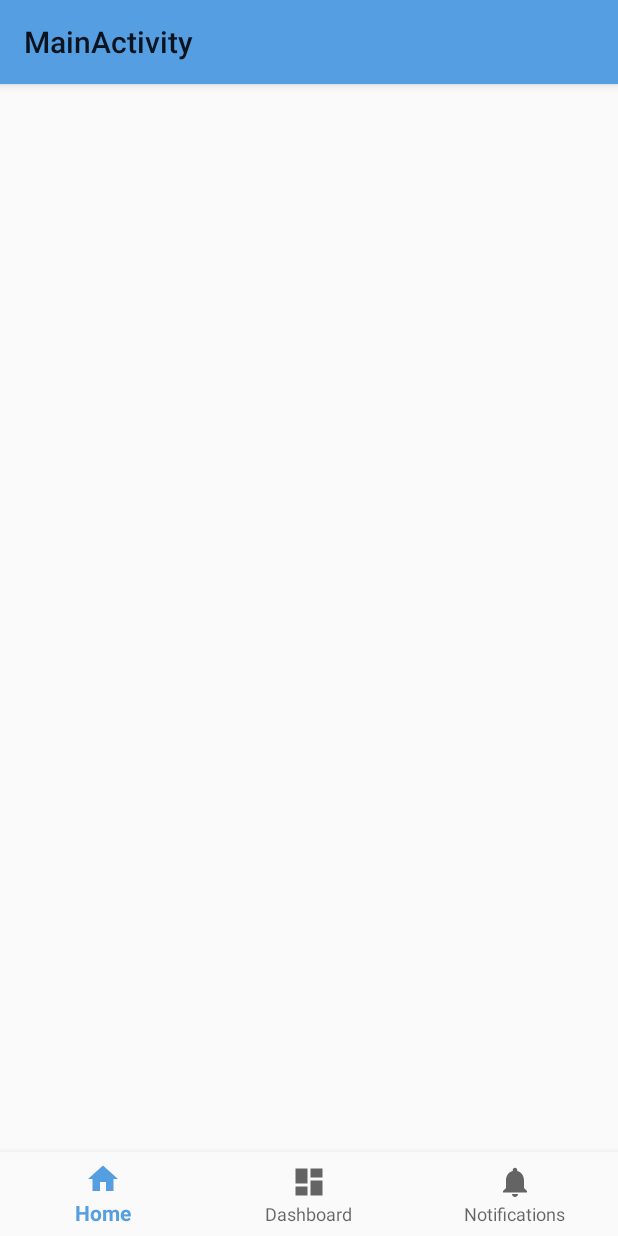
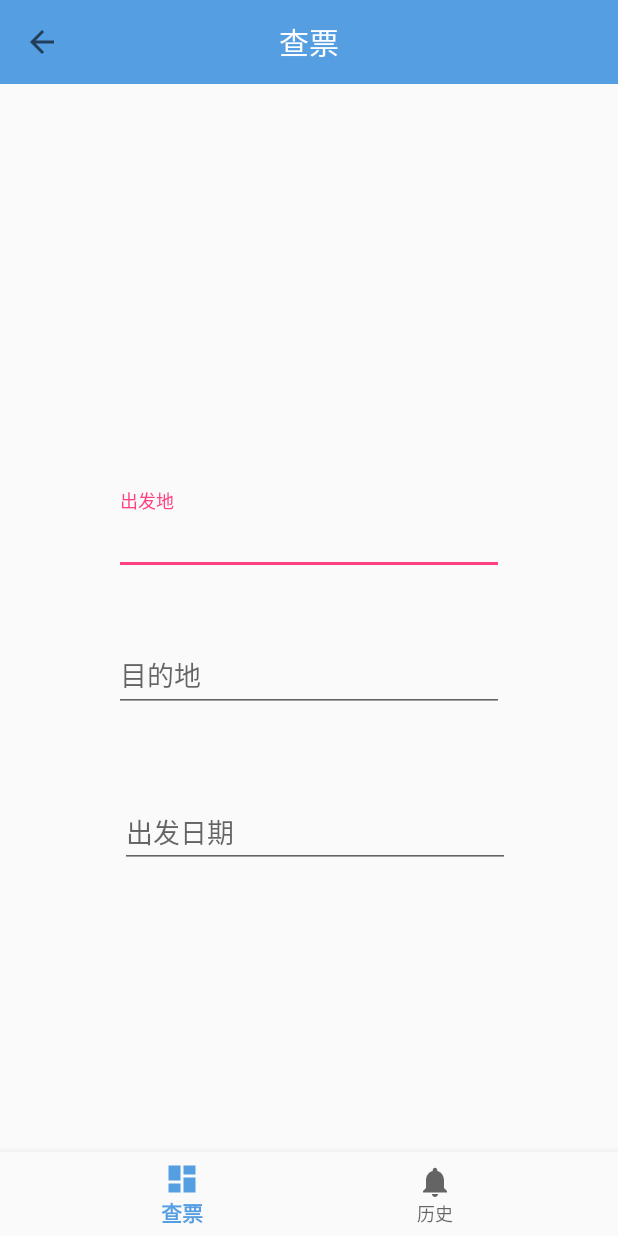
Before and after one commit to Bob-cheng/FindTickets, an Android app: the screen it shows after launch (MainActivity), on a phone screen of 412 x 824 dp. Run offline under Robolectric (Android 15) with nearby library versions, the phone set to English and light mode, and no system bars.

Commit message:
finish main activity

```diff
--- a/app/build.gradle
+++ b/app/build.gradle
@@ -29,5 +29,6 @@ dependencies {
     compile 'com.android.support:appcompat-v7:25.3.1'
     compile 'com.android.support:design:25.3.1'
     compile 'com.android.support:support-vector-drawable:25.3.1'
+    compile 'com.android.support:support-v4:25.3.1'
     testCompile 'junit:junit:4.12'
 }
--- a/app/src/main/AndroidManifest.xml
+++ b/app/src/main/AndroidManifest.xml
@@ -19,7 +19,8 @@
             android:launchMode="singleTask" />
         <activity
             android:name=".MainActivity"
-            android:label="@string/title_activity_main">
+            android:theme="@style/AppThemeNoActionBar"
+            >
             <intent-filter>
                 <action android:name="android.intent.action.MAIN" />
 
--- /dev/null
+++ b/app/src/main/java/space/bobcheng/myapplication/CheckFragment.java
@@ -0,0 +1,29 @@
+package space.bobcheng.myapplication;
+
+
+import android.os.Bundle;
+import android.app.Fragment;
+import android.view.LayoutInflater;
+import android.view.View;
+import android.view.ViewGroup;
+
+
+/**
+ * A simple {@link Fragment} subclass.
+ */
+public class CheckFragment extends Fragment {
+
+
+    public CheckFragment() {
+        // Required empty public constructor
+    }
+
+
+    @Override
+    public View onCreateView(LayoutInflater inflater, ViewGroup container,
+                             Bundle savedInstanceState) {
+        // Inflate the layout for this fragment
+        return inflater.inflate(R.layout.fragment_check, container, false);
+    }
+
+}
--- a/app/src/main/java/space/bobcheng/myapplication/MainActivity.java
+++ b/app/src/main/java/space/bobcheng/myapplication/MainActivity.java
@@ -3,13 +3,19 @@ package space.bobcheng.myapplication;
 import android.os.Bundle;
 import android.support.annotation.NonNull;
 import android.support.design.widget.BottomNavigationView;
+import android.app.Fragment;
 import android.support.v7.app.AppCompatActivity;
+import android.support.v7.widget.Toolbar;
 import android.view.MenuItem;
+import android.view.View;
 import android.widget.TextView;
 
-public class MainActivity extends AppCompatActivity {
-
-    private TextView mTextMessage;
+public class MainActivity extends AppCompatActivity implements HistoryFragment.MyCallback{
+    private Fragment checkfragment;
+    private Fragment historyFragment;
+    private Toolbar toolbar;
+    private TextView title;
+    private BottomNavigationView navigation;
 
     private BottomNavigationView.OnNavigationItemSelectedListener mOnNavigationItemSelectedListener
             = new BottomNavigationView.OnNavigationItemSelectedListener() {
@@ -17,14 +23,13 @@ public class MainActivity extends AppCompatActivity {
         @Override
         public boolean onNavigationItemSelected(@NonNull MenuItem item) {
             switch (item.getItemId()) {
-                case R.id.navigation_home:
-                    mTextMessage.setText(R.string.title_home);
-                    return true;
                 case R.id.navigation_dashboard:
-                    mTextMessage.setText(R.string.title_dashboard);
+                    getFragmentManager().beginTransaction().replace(R.id.content, checkfragment).commit();
+                    title.setText(getResources().getString(R.string.title_check));
                     return true;
                 case R.id.navigation_notifications:
-                    mTextMessage.setText(R.string.title_notifications);
+                    getFragmentManager().beginTransaction().replace(R.id.content, historyFragment).commit();
+                    title.setText(getResources().getString(R.string.title_history));
                     return true;
             }
             return false;
@@ -37,8 +42,31 @@ public class MainActivity extends AppCompatActivity {
         super.onCreate(savedInstanceState);
         setContentView(R.layout.activity_main);
 
-        BottomNavigationView navigation = (BottomNavigationView) findViewById(R.id.navigation);
+        navigation = (BottomNavigationView) findViewById(R.id.navigation);
+        toolbar = (Toolbar) findViewById(R.id.toolbar);
+        checkfragment = new CheckFragment();
+        historyFragment = new HistoryFragment();
+        title = (TextView) findViewById(R.id.title);
+        toolbar.setTitle("");
+        setSupportActionBar(toolbar);
+        // 添加返回按钮
+        if(getSupportActionBar() != null)
+            getSupportActionBar().setDisplayHomeAsUpEnabled(true);
+        toolbar.setNavigationOnClickListener(new View.OnClickListener() {
+            @Override
+            public void onClick(View v) {
+                onBackPressed();
+            }
+        });
+
         navigation.setOnNavigationItemSelectedListener(mOnNavigationItemSelectedListener);
+        navigation.setSelectedItemId(R.id.navigation_dashboard);
+        title.setText(getResources().getString(R.string.title_check));
+
     }
 
+    @Override
+    public void changeFragment() {
+        navigation.setSelectedItemId(R.id.navigation_dashboard);
+    }
 }
--- a/app/src/main/res/layout/activity_main.xml
+++ b/app/src/main/res/layout/activity_main.xml
@@ -7,13 +7,27 @@
     android:layout_height="match_parent"
     android:orientation="vertical"
     tools:context="space.bobcheng.myapplication.MainActivity">
+    <android.support.v7.widget.Toolbar
+        android:id="@+id/toolbar"
+        android:layout_width="match_parent"
+        android:layout_height="?actionBarSize"
+        android:background="?attr/colorPrimary"
+        app:theme="@style/AppTheme">
+        <TextView
+            android:id="@+id/title"
+            android:textColor="@android:color/white"
+            android:layout_width="wrap_content"
+            android:layout_height="wrap_content"
+            android:layout_gravity="center"
+            style="@style/TextAppearance.AppCompat.Widget.ActionBar.Title"
+            android:text="@string/app_name"/>
+    </android.support.v7.widget.Toolbar>
 
-    <FrameLayout
+    <android.support.design.widget.CollapsingToolbarLayout
         android:id="@+id/content"
         android:layout_width="match_parent"
         android:layout_height="0dp"
         android:layout_weight="1" />
-
 
     <android.support.design.widget.BottomNavigationView
         android:id="@+id/navigation"
@@ -22,6 +36,7 @@
         android:layout_gravity="bottom"
         android:background="?android:attr/windowBackground"
         app:menu="@menu/navigation"
+
         />
 
 </LinearLayout>
--- /dev/null
+++ b/app/src/main/res/layout/fragment_check.xml
@@ -0,0 +1,63 @@
+<android.support.constraint.ConstraintLayout xmlns:android="http://schemas.android.com/apk/res/android"
+    xmlns:app="http://schemas.android.com/apk/res-auto"
+    xmlns:tools="http://schemas.android.com/tools"
+    android:layout_width="match_parent"
+    android:layout_height="match_parent"
+    tools:context="space.bobcheng.myapplication.CheckFragment">
+
+
+    <android.support.design.widget.TextInputLayout
+        android:layout_width="260dp"
+        android:layout_height="wrap_content"
+        app:layout_constraintLeft_toLeftOf="parent"
+        app:layout_constraintRight_toRightOf="parent"
+        android:layout_marginStart="8dp"
+        android:layout_marginEnd="8dp"
+        android:layout_marginBottom="35dp"
+        app:layout_constraintBottom_toTopOf="@+id/textInputLayout"
+        android:id="@+id/textInputLayout2">
+
+        <EditText
+            android:id="@+id/check_start"
+            android:layout_width="match_parent"
+            android:layout_height="wrap_content"
+            android:hint="@string/check_start" />
+    </android.support.design.widget.TextInputLayout>
+
+    <android.support.design.widget.TextInputLayout
+        android:layout_width="260dp"
+        android:layout_height="wrap_content"
+        app:layout_constraintRight_toRightOf="@+id/textInputLayout2"
+        app:layout_constraintLeft_toLeftOf="@+id/textInputLayout2"
+        android:id="@+id/textInputLayout"
+        app:layout_constraintHorizontal_bias="0.0"
+        android:layout_marginBottom="56dp"
+        app:layout_constraintBottom_toTopOf="@+id/start_date">
+
+        <EditText
+            android:id="@+id/check_end"
+            android:layout_width="match_parent"
+            android:layout_height="wrap_content"
+            android:layout_weight="1"
+            android:hint="@string/check_end"
+            tools:layout_editor_absoluteX="25dp"
+            tools:layout_editor_absoluteY="97dp" />
+
+    </android.support.design.widget.TextInputLayout>
+
+    <EditText
+        android:id="@+id/start_date"
+        android:layout_width="260dp"
+        android:layout_height="wrap_content"
+        android:layout_weight="1"
+        android:ems="10"
+        android:hint="@string/check_date"
+        android:inputType="date"
+        app:layout_constraintBottom_toBottomOf="parent"
+        android:layout_marginBottom="189dp"
+        android:layout_marginLeft="8dp"
+        app:layout_constraintLeft_toLeftOf="@+id/textInputLayout"
+        android:layout_marginRight="0dp"
+        app:layout_constraintRight_toRightOf="@+id/textInputLayout" />
+
+</android.support.constraint.ConstraintLayout>
--- a/app/src/main/res/menu/navigation.xml
+++ b/app/src/main/res/menu/navigation.xml
@@ -1,19 +1,13 @@
 <?xml version="1.0" encoding="utf-8"?>
 <menu xmlns:android="http://schemas.android.com/apk/res/android">
-
-    <item
-        android:id="@+id/navigation_home"
-        android:icon="@drawable/ic_home_black_24dp"
-        android:title="@string/title_home" />
-
     <item
         android:id="@+id/navigation_dashboard"
         android:icon="@drawable/ic_dashboard_black_24dp"
-        android:title="@string/title_dashboard" />
+        android:title="@string/title_check" />
 
     <item
         android:id="@+id/navigation_notifications"
         android:icon="@drawable/ic_notifications_black_24dp"
-        android:title="@string/title_notifications" />
+        android:title="@string/title_history" />
 
 </menu>
--- a/app/src/main/res/values/strings.xml
+++ b/app/src/main/res/values/strings.xml
@@ -8,8 +8,19 @@
     <string name="passwd_again">请重复密码</string>
     <string name="sign_up">注  册</string>
     <string name="back_to_signin"><u>已经注册？点击登录</u></string>
-    <string name="title_activity_main">MainActivity</string>
-    <string name="title_home">Home</string>
-    <string name="title_dashboard">Dashboard</string>
-    <string name="title_notifications">Notifications</string>
+    <string name="title_check">查票</string>
+    <string name="title_history">历史</string>
+    <string name="check_date">出发日期</string>
+    <string name="check_start">出发地</string>
+    <string name="check_end">目的地</string>
+    <string name="check_traintype">车辆类型</string>
+    <string name="train1">动车</string>
+    <string name="train2">高铁</string>
+    <string name="train3">快速</string>
+    <string name="train4">特快</string>
+    <string name="train5">直达</string>
+
+
+
+
 </resources>
--- a/app/src/main/res/values/styles.xml
+++ b/app/src/main/res/values/styles.xml
@@ -9,4 +9,11 @@
         <item name="colorAccent">@color/colorAccent</item>
     </style>
 
+    <style name="AppThemeNoActionBar" parent="Theme.AppCompat.Light.NoActionBar">
+        <!-- Customize your theme here. -->
+        <item name="colorPrimary">@color/colorPrimary</item>
+        <item name="colorPrimaryDark">@color/colorPrimaryDark</item>
+        <item name="colorAccent">@color/colorAccent</item>
+    </style>
+
 </resources>
```
Also changed, not shown: app/src/main/java/space/bobcheng/myapplication/HistoryFragment.java (added, +62 -0 lines), app/src/main/java/space/bobcheng/myapplication/SignInActivity.java (+6 -4 lines), app/src/main/java/space/bobcheng/myapplication/SignUpActivity.java (+12 -7 lines), app/src/main/res/layout/fragment_history.xml (added, +25 -0 lines), app/src/main/res/drawable/add.png (added).
